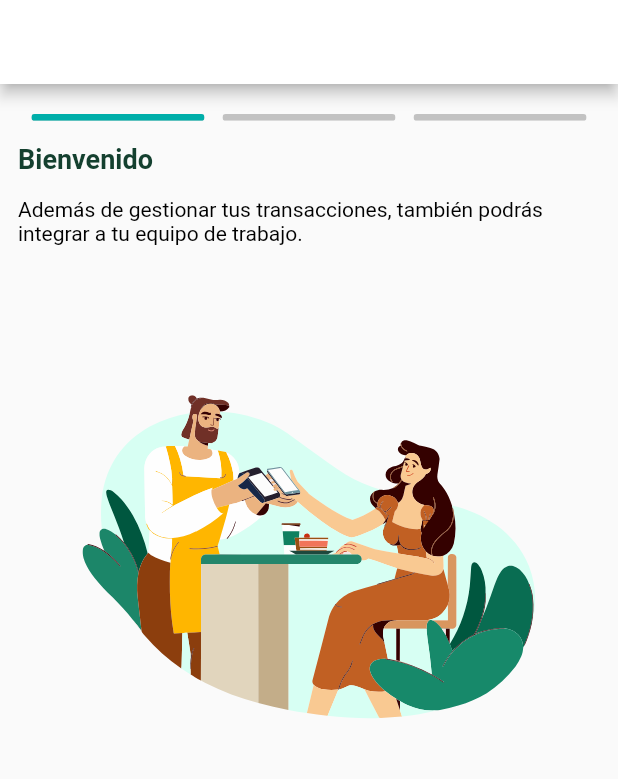
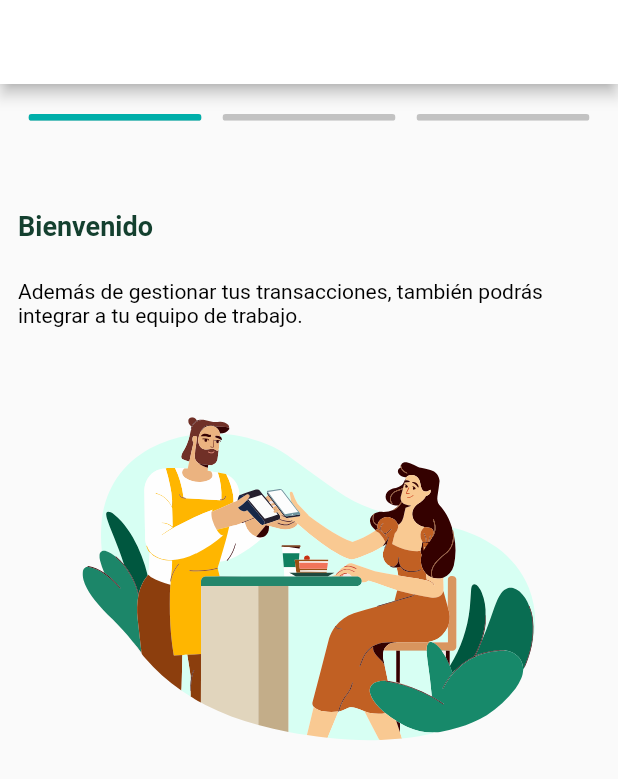
Before and after one commit to DavidEMV1622/credibanco_HU_One, a Flutter app: the screen it shows after launch, on a phone screen of 412 x 824 dp. Shown: the top 779 px of the screen. Run offline on Flutter 3.47's test engine with Material 2 defaults, Android fonts, the phone set to English and light mode, and no system bars; our stand-ins replace flutter_svg.

Commit message:
finalizacion de la historia de usuario

```diff
--- a/lib/presentation/screens/avisos_page.dart
+++ b/lib/presentation/screens/avisos_page.dart
@@ -2,6 +2,9 @@ import 'package:credibanco_hu_aca_1715/presentation/colors/color.dart';
 import 'package:credibanco_hu_aca_1715/presentation/utils/TextFormatter.dart';
 import 'package:flutter/material.dart';
 import 'package:flutter_svg/svg.dart';
+
+import '../widgets/barrProgress.dart';
+import '../widgets/buttons.dart';
 
 class AvisoPage extends StatefulWidget {
   const AvisoPage({super.key});
@@ -12,25 +15,6 @@ class AvisoPage extends StatefulWidget {
 
 class _AvisoPageState extends State<AvisoPage> {
 
-  /*
-  bool _working = false;
-
-  void startWorking() async {
-    this.setState(() {
-      this._working = true;
-    });
-  }
-
-  void finishWorking() {
-    this.setState(() {
-      this._working = false;
-    });
-  }
-  */
-
-  // Variable para inicializar la imagen
-  //final String assetName = 'assets/imageOne.svg';
-
   @override
   Widget build(BuildContext context) {
     return Scaffold(
@@ -40,11 +24,13 @@ class _AvisoPageState extends State<AvisoPage> {
 
       body: Center(
 
-
           child: ListView(
+            //physics: ,
             scrollDirection: Axis.horizontal,
             children: [
               buildCard_1(),
+
+              buildCard_1_prueba(),
 
               buildCard_2(),
 
@@ -54,7 +40,313 @@ class _AvisoPageState extends State<AvisoPage> {
         ),
     );
   }
+  Widget buildCard_1() =>
+    Container(
+      child: Center(
+        child: Padding(
+          padding: EdgeInsets.fromLTRB(12, 20, 12, 20),
+          child: Column(
+            mainAxisAlignment: MainAxisAlignment.spaceBetween,
+            crossAxisAlignment: CrossAxisAlignment.start,
 
+            children: <Widget>[
+
+              Row(
+                // Separacion entre cada widdget
+                mainAxisAlignment: MainAxisAlignment.spaceAround,
+                // Centrar widgets
+                crossAxisAlignment: CrossAxisAlignment.center,
+
+                children: [
+                  // Llamada de la bara de progreso 1
+                  ProgressBarr(valor: 1),
+                  // Llamada de la bara de progreso 2
+                  ProgressBarr(valor: 0),
+                  // Llamada de la bara de progreso 3
+                  ProgressBarr(valor: 0),
+                ],
+              ),
+
+              Container(
+                child: Column(
+                  mainAxisAlignment: MainAxisAlignment.center,
+                  crossAxisAlignment: CrossAxisAlignment.start,
+                  children: [
+                    subtituloDos("Bienvenido"),
+
+                    SizedBox(
+                      height: 25.0,
+                    ),
+
+                    textoCuerpo("Además de gestionar tus transacciones, también podrás integrar a tu equipo de trabajo."),
+                  ]
+                ),
+              ),
+
+              Center(
+                // Llamado de la imagen
+                child: SvgPicture.asset(
+                  'assets/imageOne.svg'
+                ),
+              ),
+
+              SizedBox(
+                height: 250.0,
+              ),
+            ]
+          ),
+        ),
+      ),
+      /*
+    decoration: BoxDecoration(
+      color: Colors.red,
+
+    ), */
+    width: MediaQuery.of(context).size.width,
+    height: MediaQuery.of(context).size.height,
+
+  );
+
+  Widget buildCard_1_prueba() =>
+    Container(
+      child: Center(
+        child: Padding(
+          padding: EdgeInsets.fromLTRB(12, 20, 12, 20),
+          child: Column(
+            //mainAxisAlignment: MainAxisAlignment.spaceBetween,
+            crossAxisAlignment: CrossAxisAlignment.start,
+
+            children: <Widget>[
+
+              Row(
+                // Separacion entre cada widdget
+                mainAxisAlignment: MainAxisAlignment.spaceAround,
+                // Centrar widgets
+                crossAxisAlignment: CrossAxisAlignment.center,
+
+                children: [
+                  // Llamada de la bara de progreso 1
+                  ProgressBarr(valor: 1),
+                  // Llamada de la bara de progreso 2
+                  ProgressBarr(valor: 0),
+                  // Llamada de la bara de progreso 3
+                  ProgressBarr(valor: 0),
+                ],
+              ),
+
+              SizedBox(
+                height: MediaQuery.of(context).size.height * 0.06,
+              ),
+
+              Container(
+                child: Column(
+                  mainAxisAlignment: MainAxisAlignment.center,
+                  crossAxisAlignment: CrossAxisAlignment.start,
+                  children: [
+                    subtituloDos("Bienvenido"),
+
+                    SizedBox(
+                      //height: 25.0,
+                      height: MediaQuery.of(context).size.height * 0.03,
+                    ),
+
+                    textoCuerpo("Además de gestionar tus transacciones, también podrás integrar a tu equipo de trabajo."),
+                  ]
+                ),
+              ),
+
+              SizedBox(
+                height: MediaQuery.of(context).size.height * 0.10,
+              ),
+
+              Center(
+                // Llamado de la imagen
+                child: SvgPicture.asset(
+                  'assets/imageOne.svg'
+                ),
+              ),
+
+              /*
+              SizedBox(
+                height: MediaQuery.of(context).size.height * 0.33,
+              ),
+              */
+            ]
+          ),
+        ),
+      ),
+      /*
+    decoration: BoxDecoration(
+      color: Colors.red,
+
+    ), */
+    width: MediaQuery.of(context).size.width,
+    height: MediaQuery.of(context).size.height,
+
+  );
+
+  Widget buildCard_2() =>
+    Container(
+      child: Center(
+        child: Padding(
+          padding: EdgeInsets.fromLTRB(12, 20, 12, 20),
+          child: Column(
+            mainAxisAlignment: MainAxisAlignment.spaceBetween,
+            crossAxisAlignment: CrossAxisAlignment.start,
+
+            children: <Widget>[
+
+              Row(
+                mainAxisAlignment: MainAxisAlignment.spaceAround,
+                crossAxisAlignment: CrossAxisAlignment.center,
+                children: [
+
+                  // Llamada de la bara de progreso 1
+                  ProgressBarr(valor: 1),
+                  // Llamada de la bara de progreso 2
+                  ProgressBarr(valor: 1),
+                  // Llamada de la bara de progreso 3
+                  ProgressBarr(valor: 0),
+                ],
+              ),
+
+              Container(
+                child: Column(
+                  mainAxisAlignment: MainAxisAlignment.center,
+                  crossAxisAlignment: CrossAxisAlignment.start,
+                  children: [
+                    subtituloDos("Bienvenido"),
+
+                    SizedBox(
+                      height: 25.0,
+                    ),
+
+                    textoCuerpo("Podrás realizar la administración de usuarios siempre que lo desees desde la opción de: "),
+
+                    SizedBox(
+                      height: 25.0,
+                    ),
+
+                    textoEtiqueta("Más- Adminitración de usuarios"),
+                  ],
+                ),
+              ),
+
+              Center(
+                // Llamado de la imagen
+                child: SvgPicture.asset(
+                  'assets/imageTwo.svg',
+                  width: 2000,
+                  height: 400,
+                ),
+              ),
+              SizedBox(
+                height: 38.0,
+              ),
+            ]
+          ),
+        ),
+      ),
+      /*
+    decoration: BoxDecoration(
+      color: Colors.green,
+
+    ),*/
+    width: MediaQuery.of(context).size.width,
+    height: MediaQuery.of(context).size.height,
+  );
+
+  Widget buildCard_3() =>
+    Container(
+      child: Center(
+        child: Padding(
+          padding: EdgeInsets.fromLTRB(12, 20, 12, 20),
+          child: Column(
+            mainAxisAlignment: MainAxisAlignment.spaceBetween,
+            crossAxisAlignment: CrossAxisAlignment.start,
+
+            children: <Widget>[
+
+              Row(
+                mainAxisAlignment: MainAxisAlignment.spaceAround,
+                crossAxisAlignment: CrossAxisAlignment.center,
+
+                children: [
+                  // Llamada de la bara de progreso 1
+                  ProgressBarr(valor: 1),
+                  // Llamada de la bara de progreso 2
+                  ProgressBarr(valor: 1),
+                  // Llamada de la bara de progreso 3
+                  ProgressBarr(valor: 1),
+                ],
+              ),
+
+              Container(
+                child: Column(
+                  mainAxisAlignment: MainAxisAlignment.center,
+                  crossAxisAlignment: CrossAxisAlignment.start,
+                  children: [
+                    subtituloDos("Bienvenido"),
+
+                    SizedBox(
+                      height: 25.0,
+                    ),
+
+                    textoCuerpo("Podrás crear usuarios, activarlos, inactivarlos y editarlos"),
+                  ],
+                ),
+              ),
+
+              SizedBox(
+                height: 45.0,
+              ),
+
+              Center(
+                // Llamado de la imagen
+                child: SvgPicture.asset(
+                  'assets/imageThree.svg',
+                  width: 900,
+                  height: 750,
+                ),
+              ),
+
+              SizedBox(
+                height: 45.0,
+              ),
+
+              Row(
+                mainAxisAlignment: MainAxisAlignment.spaceAround,
+                crossAxisAlignment: CrossAxisAlignment.center,
+                children: [
+                  BtnPrimaery(
+                    textButton: "Omitir",
+                    colorBox: Colors.white,
+                    border: Border.all(width: 2),
+                    onPressed: () {},
+                  ),
+
+                  BtnPrimaery(
+                    textButton: "Continuar",
+                    colorBox: CustomColors.colorAmarilloMostaza,
+                    onPressed: () {},
+                  ),
+                ]
+              ),
+            ]
+          ),
+        ),
+      ),
+      /*
+    decoration: BoxDecoration(
+      color: Colors.yellow,
+
+    ), */
+    width: MediaQuery.of(context).size.width,
+    height: MediaQuery.of(context).size.height,
+  );
+
+
+/*
   Widget buildCard_1() =>
     Container(
       child: Center(
@@ -69,82 +361,20 @@ class _AvisoPageState extends State<AvisoPage> {
               SizedBox(width: 12,),
 
               Row(
-                mainAxisAlignment: MainAxisAlignment.center,
+                // Separacion entre cada widdget
+                mainAxisAlignment: MainAxisAlignment.spaceAround,
+                // Centrar widgets
                 crossAxisAlignment: CrossAxisAlignment.center,
+
                 children: [
-
-                  SizedBox(
-                    // Toma todo el largo de la pantalla y se multiplica por el 23%
-                    width: MediaQuery.of(context).size.width * 0.28,
-                    height: 4.5, // ancho de la barra de progreso
-
-                    // Widget "ClipRRect" para redondear las esquinas del hijo
-                    child: ClipRRect(
-                      borderRadius: BorderRadius.all(Radius.circular(12)),
-                      // Creacion de una linea de progreso
-                      child: LinearProgressIndicator(
-                        //value: this._working? null: 1,
-                        value: 1, // "0" vacio y "1" lleno
-                        backgroundColor: CustomColors.colorGris_3, // Color del fondo
-                        // Color de la barra con animacion
-                        valueColor: AlwaysStoppedAnimation(CustomColors.colorVerdePantano),
-                        minHeight: 10, // Grosor de la barra de progreso
-                      ),
-                    ),
-                  ),
-
-                  SizedBox(width: 12,),
-
-                  SizedBox(
-                    width: MediaQuery.of(context).size.width * 0.28,
-                    height: 4.5,
-
-                    child: ClipRRect(
-                      borderRadius: BorderRadius.all(Radius.circular(12)),
-
-                      child: LinearProgressIndicator(
-                        value: 0, // "0" vacio y "1" lleno
-                        backgroundColor: CustomColors.colorGris_3,
-                        valueColor: AlwaysStoppedAnimation(CustomColors.colorVerdePantano),
-                        minHeight: 10,
-                      ),
-                    ),
-                  ),
-
-                  SizedBox(width: 12,),
-
-                  SizedBox(
-                    width: MediaQuery.of(context).size.width * 0.28,
-                    height: 4.5,
-
-                    child: ClipRRect(
-                      borderRadius: BorderRadius.all(Radius.circular(12)),
-
-                      child: LinearProgressIndicator(
-                        value: 0, // "0" vacio y "1" lleno
-                        backgroundColor: CustomColors.colorGris_3,
-                        valueColor: AlwaysStoppedAnimation(CustomColors.colorVerdePantano),
-                        minHeight: 10,
-                      ),
-                    ),
-                  ),
+                  // Llamada de la bara de progreso 1
+                  ProgressBarr(valor: 1),
+                  // Llamada de la bara de progreso 2
+                  ProgressBarr(valor: 0),
+                  // Llamada de la bara de progreso 3
+                  ProgressBarr(valor: 0),
                 ],
               ),
-
-              /*
-                  ElevatedButton(
-                      child: Text("Start"),
-                      onPressed: this._working? null: () {
-                        this.startWorking();
-                      }
-                  ),
-                  ElevatedButton(
-                      child: Text("Finish"),
-                      onPressed: !this._working? null: () {
-                        this.finishWorking();
-                      }
-                  ),
-              */
 
               SizedBox(
                 height: 15.0,
@@ -181,7 +411,8 @@ class _AvisoPageState extends State<AvisoPage> {
     height: MediaQuery.of(context).size.height,
 
   );
-
+*/
+/*
   Widget buildCard_2() =>
     Container(
       child: Center(
@@ -196,63 +427,16 @@ class _AvisoPageState extends State<AvisoPage> {
               SizedBox(width: 12,),
 
               Row(
-                mainAxisAlignment: MainAxisAlignment.center,
+                mainAxisAlignment: MainAxisAlignment.spaceAround,
                 crossAxisAlignment: CrossAxisAlignment.center,
                 children: [
 
-                  SizedBox(
-                    width: MediaQuery.of(context).size.width * 0.28,
-                    height: 4.5, // ancho de la barra de progreso
-
-                    // Widget "ClipRRect" para redondear las esquinas del hijo
-                    child: ClipRRect(
-                      borderRadius: BorderRadius.all(Radius.circular(12)),
-
-                      // Creacion de una linea de progreso
-                      child: LinearProgressIndicator(
-                        value: 1, // "0" vacio y "1" lleno
-                        backgroundColor: CustomColors.colorGris_3,
-                        valueColor: AlwaysStoppedAnimation(CustomColors.colorVerdePantano),
-                        minHeight: 10,
-                      ),
-                    ),
-                  ),
-
-                  SizedBox(width: 12,),
-
-                  SizedBox(
-                    width: MediaQuery.of(context).size.width * 0.28,
-                    height: 4.5,
-
-                    child: ClipRRect(
-                      borderRadius: BorderRadius.all(Radius.circular(12)),
-
-                      child: LinearProgressIndicator(
-                        value: 1, // "0" vacio y "1" lleno
-                        backgroundColor: CustomColors.colorGris_3,
-                        valueColor: AlwaysStoppedAnimation(CustomColors.colorVerdePantano),
-                        minHeight: 10,
-                      ),
-                    ),
-                  ),
-
-                  SizedBox(width: 12,),
-
-                  SizedBox(
-                    width: MediaQuery.of(context).size.width * 0.28,
-                    height: 4.5,
-
-                    child: ClipRRect(
-                      borderRadius: BorderRadius.all(Radius.circular(12)),
-
-                      child: LinearProgressIndicator(
-                        value: 0,
-                        backgroundColor: CustomColors.colorGris_3,
-                        valueColor: AlwaysStoppedAnimation(CustomColors.colorVerdePantano),
-                        minHeight: 10,
-                      ),
-                    ),
-                  ),
+                  // Llamada de la bara de progreso 1
+                  ProgressBarr(valor: 1),
+                  // Llamada de la bara de progreso 2
+                  ProgressBarr(valor: 1),
+                  // Llamada de la bara de progreso 3
+                  ProgressBarr(valor: 0),
                 ],
               ),
 
@@ -298,7 +482,8 @@ class _AvisoPageState extends State<AvisoPage> {
     width: MediaQuery.of(context).size.width,
     height: MediaQuery.of(context).size.height,
   );
-
+*/
+/*
   Widget buildCard_3() =>
     Container(
       child: Center(
@@ -313,63 +498,16 @@ class _AvisoPageState extends State<AvisoPage> {
               SizedBox(width: 12,),
 
               Row(
-                mainAxisAlignment: MainAxisAlignment.center,
+                mainAxisAlignment: MainAxisAlignment.spaceAround,
                 crossAxisAlignment: CrossAxisAlignment.center,
+
                 children: [
-
-                  SizedBox(
-                    width: MediaQuery.of(context).size.width * 0.28,
-                    height: 4.5, // ancho de la barra de progreso
-
-                    // Widget "ClipRRect" para redondear las esquinas del hijo
-                    child: ClipRRect(
-                      borderRadius: BorderRadius.all(Radius.circular(12)),
-
-                      // Creacion de una linea de progreso
-                      child: LinearProgressIndicator(
-                        value: 1, // "0" vacio y "1" lleno
-                        backgroundColor: CustomColors.colorGris_3,
-                        valueColor: AlwaysStoppedAnimation(CustomColors.colorVerdePantano),
-                        minHeight: 10,
-                      ),
-                    ),
-                  ),
-
-                  SizedBox(width: 12,),
-
-                  SizedBox(
-                    width: MediaQuery.of(context).size.width * 0.28,
-                    height: 4.5,
-
-                    child: ClipRRect(
-                      borderRadius: BorderRadius.all(Radius.circular(12)),
-
-                      child: LinearProgressIndicator(
-                        value: 1, // "0" vacio y "1" lleno
-                        backgroundColor: CustomColors.colorGris_3,
-                        valueColor: AlwaysStoppedAnimation(CustomColors.colorVerdePantano),
-                        minHeight: 10,
-                      ),
-                    ),
-                  ),
-
-                  SizedBox(width: 12,),
-
-                  SizedBox(
-                    width: MediaQuery.of(context).size.width * 0.28,
-                    height: 4.5,
-
-                    child: ClipRRect(
-                      borderRadius: BorderRadius.all(Radius.circular(12)),
-
-                      child: LinearProgressIndicator(
-                        value: 1,
-                        backgroundColor: CustomColors.colorGris_3,
-                        valueColor: AlwaysStoppedAnimation(CustomColors.colorVerdePantano),
-                        minHeight: 10,
-                      ),
-                    ),
-                  ),
+                  // Llamada de la bara de progreso 1
+                  ProgressBarr(valor: 1),
+                  // Llamada de la bara de progreso 2
+                  ProgressBarr(valor: 1),
+                  // Llamada de la bara de progreso 3
+                  ProgressBarr(valor: 1),
                 ],
               ),
 
@@ -397,6 +535,29 @@ class _AvisoPageState extends State<AvisoPage> {
                   height: 250,
                 ),
               ),
+
+              SizedBox(
+                height: 180.0,
+              ),
+
+              Row(
+                mainAxisAlignment: MainAxisAlignment.spaceAround,
+                crossAxisAlignment: CrossAxisAlignment.center,
+                children: [
+                  BtnPrimaery(
+                    textButton: "Omitir",
+                    colorBox: Colors.white,
+                    border: Border.all(width: 2),
+                    onPressed: () {},
+                  ),
+
+                  BtnPrimaery(
+                    textButton: "Continuar",
+                    colorBox: CustomColors.colorAmarilloMostaza,
+                    onPressed: () {},
+                  ),
+                ]
+              ),
             ]
           ),
         ),
@@ -409,10 +570,6 @@ class _AvisoPageState extends State<AvisoPage> {
     width: MediaQuery.of(context).size.width,
     height: MediaQuery.of(context).size.height,
   );
-/*
-  // Widget para invocar la imagen .svg
-  final Widget svg = SvgPicture.asset(
-    "imageOne",
-  );*/
+*/
 
 }
--- /dev/null
+++ b/lib/presentation/widgets/barrProgress.dart
@@ -0,0 +1,37 @@
+import 'package:flutter/material.dart';
+
+import '../colors/color.dart';
+
+class ProgressBarr extends StatefulWidget {
+
+  final double? valor;
+
+  const ProgressBarr({super.key, this.valor});
+
+  @override
+  State<ProgressBarr> createState() => _ProgressBarrState();
+}
+
+class _ProgressBarrState extends State<ProgressBarr> {
+  @override
+  Widget build(BuildContext context) {
+    return SizedBox(
+      // Toma todo el largo de la pantalla y se multiplica por el 28%
+      width: MediaQuery.of(context).size.width * 0.28,
+      height: 4.5, // ancho de la barra de progreso
+
+      // Widget "ClipRRect" para redondear las esquinas del hijo
+      child: ClipRRect(
+        borderRadius: BorderRadius.all(Radius.circular(12)),
+        // Creacion de una linea de progreso
+        child: LinearProgressIndicator(
+          value: widget.valor, // "0" vacio y "1" lleno
+          backgroundColor: CustomColors.colorGris_3, // Color del fondo
+          // Color de la barra con animacion
+          valueColor: AlwaysStoppedAnimation(CustomColors.colorVerdePantano),
+          minHeight: 10, // Grosor de la barra de progreso
+        ),
+      ),
+    );
+  }
+}
--- /dev/null
+++ b/lib/presentation/widgets/buttons.dart
@@ -0,0 +1,45 @@
+import 'package:flutter/material.dart';
+
+// ---- Clase para el boton general principal ----
+class BtnPrimaery extends StatelessWidget {
+  //CREACION DE PARAMETROS / VARIABLES
+  final String textButton;
+  final Color colorBox;
+  final BoxBorder? border;
+  final void Function()? onPressed;
+  const BtnPrimaery(
+      {super.key,
+      required this.textButton,
+      required this.colorBox,
+      this.border,
+      this.onPressed});
+
+  //IMPLEMENTACION DE VARIABLES
+  @override
+  Widget build(BuildContext context) {
+    return Container(
+      decoration: BoxDecoration(
+        color: colorBox, // Color del campo del propio input
+        border: border, // Define si va a tener un borde o no dependiendo si se le agrega como parametro
+        borderRadius: BorderRadius.circular(10), // Borde del campo
+      ),
+      child: MaterialButton(
+        minWidth: MediaQuery.of(context).size.width * 0.40, // largo del botonque abarque toda la pantalla
+        //height: 60, // Ancho del boton
+
+        onPressed: onPressed, // Evento al presionar el boton
+
+        padding: EdgeInsets.symmetric(horizontal: 30, vertical: 20),
+
+        // Agregar texto dentro del boton
+        child: Text(
+          textButton,
+          style: TextStyle(
+            fontSize: 20,
+            fontWeight: FontWeight.bold,
+          ),
+        ),
+      ),
+    );
+  }
+}
```
Also changed, not shown: lib/presentation/widgets/title.dart (deleted).
